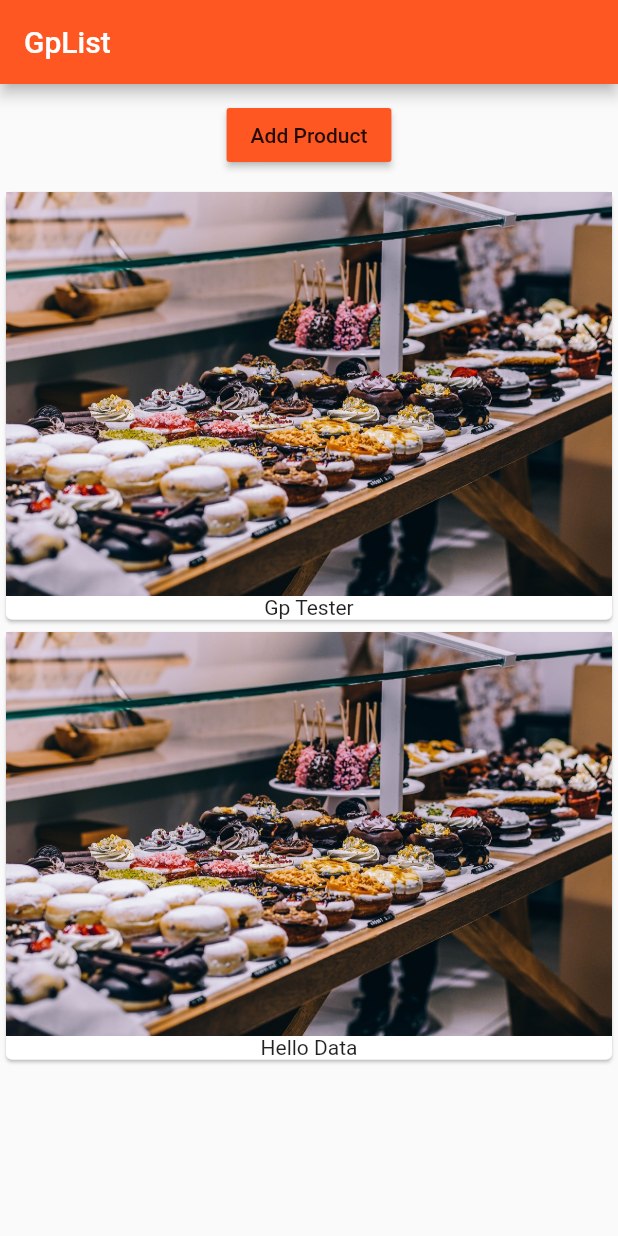
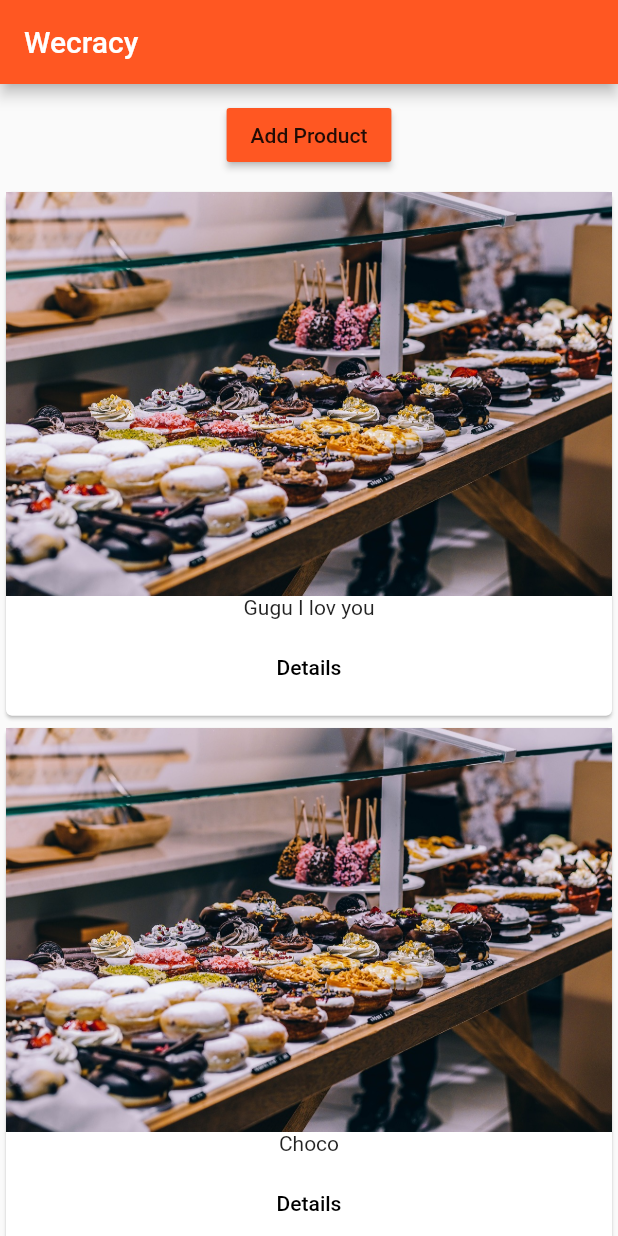
Before and after one commit to pardipbhatti8791/Flutter-Products, a Flutter app: the screen it shows after launch, after a tap on "Add Product", on a phone screen of 412 x 824 dp. Run offline on Flutter 3.47's test engine with Material 2 defaults, Android fonts, the phone set to English and light mode, and no system bars.

Commit message:
added navigation, product data, product delete

```diff
--- a/lib/main.dart
+++ b/lib/main.dart
@@ -1,7 +1,11 @@
 import 'package:flutter/material.dart';
-import 'product_manager.dart';
+// import 'package:flutter/rendering.dart';
+
+import './pages/home.dart';
 
 void main() {
+  // debugPaintSizeEnabled = true;
+  // debugPaintBaselinesEnabled = true;
   runApp(MyApp());
 }
 
@@ -9,17 +13,13 @@ class MyApp extends StatelessWidget {
   @override
   Widget build(BuildContext context) {
     return MaterialApp(
+      debugShowMaterialGrid: false,
       theme: ThemeData(
         brightness: Brightness.light,
         primarySwatch: Colors.deepOrange,
         accentColor: Colors.deepPurple
       ),
-      home: Scaffold(
-        appBar: AppBar(
-          title: Text('GpList')
-        ),
-        body: ProductManager(startingProduct: 'Gp Tester')
-      ),
+      home: HomePage()
     );
   }
 }
--- /dev/null
+++ b/lib/pages/home.dart
@@ -0,0 +1,17 @@
+import 'package:flutter/material.dart';
+
+import '../product_manager.dart';
+
+class HomePage extends StatelessWidget {
+  @override
+  Widget build(BuildContext context) {
+    // TODO: implement build
+    return Scaffold(
+        appBar: AppBar(
+          title: Text('Wecracy')
+        ),
+        body: ProductManager({'title': 'Gugu I lov you', 'image': 'assets/food.jpg'})
+      );
+  }
+
+}
--- a/lib/product_control.dart
+++ b/lib/product_control.dart
@@ -10,7 +10,7 @@ class ProductControl extends StatelessWidget {
     return RaisedButton(
           color: Theme.of(context).primaryColor,
           onPressed: () {
-            addProduct('Hello Data');
+            addProduct({'title': 'Choco', 'image': 'assets/food.jpg'});
           },
           child: Text('Add Product'),
         );
--- a/lib/product_manager.dart
+++ b/lib/product_manager.dart
@@ -4,8 +4,8 @@ import 'products.dart';
 import 'product_control.dart';
 
 class ProductManager extends StatefulWidget {
-  final String startingProduct;
-  ProductManager({this.startingProduct = 'Gp Other Tester'});
+  final Map<String, String> startingProduct;
+  ProductManager(this.startingProduct);
 
   @override
   State<StatefulWidget> createState() {
@@ -15,11 +15,14 @@ class ProductManager extends StatefulWidget {
 }
 
 class _ProductManagerState extends State<ProductManager> {
-  final List<String> _products = [];
+  final List<Map<String, String>> _products = [];
 
   @override
   void initState() {
-    _products.add(widget.startingProduct);
+    if (widget.startingProduct != null) {
+      _products.add(widget.startingProduct);
+    }
+
     super.initState();
   }
 
@@ -30,10 +33,16 @@ class _ProductManagerState extends State<ProductManager> {
     super.didUpdateWidget(oldWidget);
   }
 
-  void _addProduct(String product) {
+  void _addProduct(Map<String, String> product) {
     setState(() {
       _products.add(product);
     });
+  }
+
+  void _deleteProduct(int index) {
+    setState(() {
+          _products.removeAt(index);
+        });
   }
 
   @override
@@ -45,7 +54,7 @@ class _ProductManagerState extends State<ProductManager> {
           margin: EdgeInsets.all(10.0),
           child: ProductControl(_addProduct),
         ),
-        Products(_products)
+        Expanded(child: Products(_products, deleteProduct: _deleteProduct))
       ],
     );
   }
--- a/lib/products.dart
+++ b/lib/products.dart
@@ -1,23 +1,59 @@
 import 'package:flutter/material.dart';
 
+import './pages/product.dart';
+
 class Products extends StatelessWidget {
+  final List<Map<String, String>> products;
+  final Function deleteProduct;
+  Products(this.products, {this.deleteProduct});
 
-  final List<String> products;
-  Products([this.products = const []]);
+  // @ { Build product item }
+  Widget _buildProductItem(BuildContext context, int index) {
+    return Card(
+        child: Column(
+      children: <Widget>[
+        Image.asset(products[index]['image']),
+        Text(products[index]['title']),
+        ButtonBar(
+          alignment: MainAxisAlignment.center,
+          children: <Widget>[
+            FlatButton(
+              child: Text('Details'),
+              onPressed: () => Navigator.push(
+                    context,
+                    MaterialPageRoute(
+                      builder: (BuildContext context) => ProductPage(products[index]['title'], products[index]['image'] ),
+                    ),
+                  ).then((value) {
+                    if (value) {
+                      deleteProduct(index);
+                    }
+                  }),
+            )
+          ],
+        )
+      ],
+    ));
+  }
+
+  // @ { Build product list }
+  Widget _buildProductList() {
+    Widget productCard = Center(
+      child: Text('No Product Found'),
+    );
+
+    if (products.length > 0) {
+      productCard = ListView.builder(
+        itemBuilder: _buildProductItem,
+        itemCount: products.length,
+      );
+    }
+    return productCard;
+  }
 
   @override
   Widget build(BuildContext context) {
     // TODO: implement build
-    return Column(
-        children: products
-            .map((element) => Card(
-                    child: Column(
-                    children: <Widget>[
-                      Image.asset('assets/food.jpg'),
-                      Text(element)
-                    ],
-                )))
-            .toList()
-          );
+    return _buildProductList();
   }
 }
```
Also changed, not shown: lib/pages/product.dart (added, +36 -0 lines).
